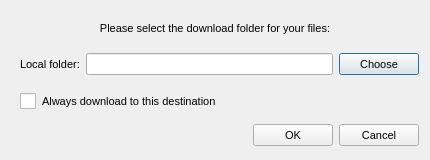
meganz/MEGAsync, file src/MEGASync/gui/win/DownloadFromMegaDialog.ui: the form before one commit.
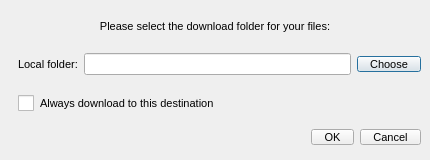
The form after the commit.

The edit to the form file:
```diff
--- a/src/MEGASync/gui/win/DownloadFromMegaDialog.ui
+++ b/src/MEGASync/gui/win/DownloadFromMegaDialog.ui
@@ -49,6 +49,8 @@
 {
     min-height: 14px;
 	height: 14px;
+	padding-right: 12px;
+	padding-left: 12px;
 }
 </string>
   </property>
@@ -56,6 +58,18 @@
    <property name="spacing">
     <number>0</number>
    </property>
+   <property name="leftMargin">
+    <number>9</number>
+   </property>
+   <property name="topMargin">
+    <number>9</number>
+   </property>
+   <property name="rightMargin">
+    <number>9</number>
+   </property>
+   <property name="bottomMargin">
+    <number>9</number>
+   </property>
    <item>
     <widget class="QLabel" name="infoLabel">
      <property name="minimumSize">
@@ -124,6 +138,12 @@
       </item>
       <item>
        <widget class="QPushButton" name="bChange">
+        <property name="minimumSize">
+         <size>
+          <width>0</width>
+          <height>22</height>
+         </size>
+        </property>
         <property name="text">
          <string>Choose</string>
         </property>
@@ -190,6 +210,12 @@
       </item>
       <item>
        <widget class="QPushButton" name="bOK">
+        <property name="minimumSize">
+         <size>
+          <width>0</width>
+          <height>22</height>
+         </size>
+        </property>
         <property name="text">
          <string>OK</string>
         </property>
@@ -197,6 +223,12 @@
       </item>
       <item>
        <widget class="QPushButton" name="bCancel">
+        <property name="minimumSize">
+         <size>
+          <width>0</width>
+          <height>22</height>
+         </size>
+        </property>
         <property name="text">
          <string>Cancel</string>
         </property>
```
